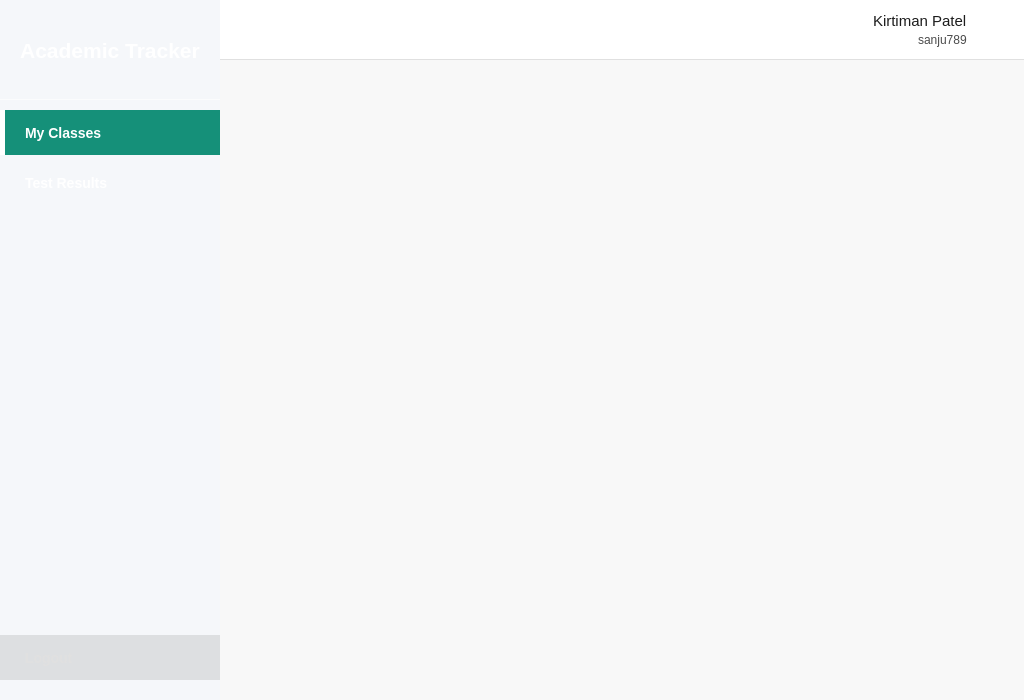
Qt form ui/QTFiles/home.ui (fizzycoding/Attendance-Management-System--College) before a commit.
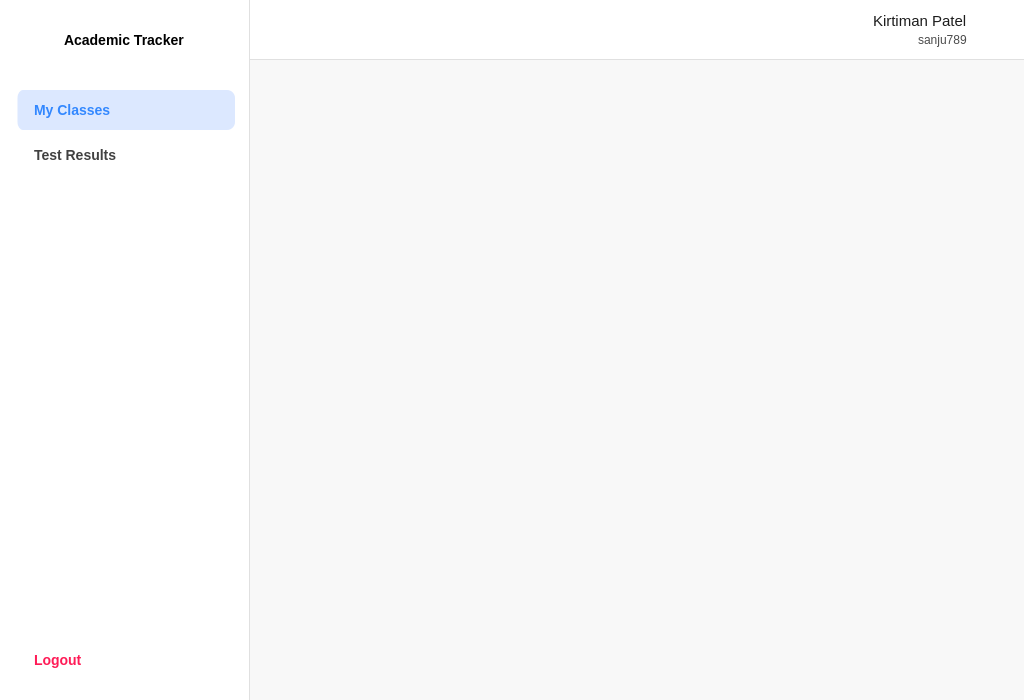
The same form after that commit. The open tabs and pages were chosen to show the change. Icons and pictures are not drawn.

```diff
--- a/ui/QTFiles/home.ui
+++ b/ui/QTFiles/home.ui
@@ -50,42 +50,39 @@
      </property>
      <property name="maximumSize">
       <size>
-       <width>220</width>
+       <width>250</width>
        <height>16777215</height>
       </size>
      </property>
      <property name="styleSheet">
       <string notr="true">#sidebarFrame {
-    background: qlineargradient(
-        x1:0, y1:0,
-        x2:0, y2:1,
-        stop:0 #50d5b7,
-        stop:1 #067d68
-    );
+    background: white;
+    border-right: 1px solid #e0e0e0;
 }
 
 /* Base style for all sidebar buttons */
 QPushButton {
     background-color: transparent;
-    color: white;
+    color: rgb(65, 65, 65);
     text-align: left;
-    padding-left: 20px;
+    padding-left: 14px;
     border: none;
     font-size: 14px;
-    font-weight: 500;
-    height: 45px;
+    font-weight: 600;
+    height: 40px;
     border-left: 5px solid transparent;
 	qproperty-cursor: PointingHandCursor;
+border-radius: 8px
 }
 
 QPushButton:hover {
-    background-color: #159079;
+	color: black
 }
 
 QPushButton:checked {
-    background-color: #159079;
-    border-left: 5px solid #ffffff;
-    font-weight: bold;
+    background-color: rgba(0, 85, 255, 35);
+    font-weight: 700;
+color: #3388FF
 }</string>
      </property>
      <property name="frameShape">
@@ -99,13 +96,13 @@
        <number>0</number>
       </property>
       <property name="leftMargin">
-       <number>0</number>
+       <number>15</number>
       </property>
       <property name="topMargin">
        <number>0</number>
       </property>
       <property name="rightMargin">
-       <number>0</number>
+       <number>15</number>
       </property>
       <property name="bottomMargin">
        <number>20</number>
@@ -115,33 +112,59 @@
         <property name="minimumSize">
          <size>
           <width>0</width>
-          <height>100</height>
+          <height>80</height>
          </size>
         </property>
+        <property name="layoutDirection">
+         <enum>Qt::LayoutDirection::LeftToRight</enum>
+        </property>
         <property name="styleSheet">
          <string notr="true">#logoFrame{
 	background: transparent;
-	border: 1px solid transparent;
-	border-bottom-color: rgba(255, 255, 255, 158)
 }</string>
         </property>
         <layout class="QHBoxLayout" name="horizontalLayout_2">
+         <property name="leftMargin">
+          <number>0</number>
+         </property>
+         <property name="topMargin">
+          <number>0</number>
+         </property>
+         <property name="rightMargin">
+          <number>0</number>
+         </property>
+         <property name="bottomMargin">
+          <number>0</number>
+         </property>
          <item>
-          <widget class="QLabel" name="appTitle">
-           <property name="font">
-            <font>
-             <pointsize>16</pointsize>
-             <bold>true</bold>
-            </font>
+          <widget class="QPushButton" name="pushButton">
+           <property name="sizePolicy">
+            <sizepolicy hsizetype="Fixed" vsizetype="Fixed">
+             <horstretch>0</horstretch>
+             <verstretch>0</verstretch>
+            </sizepolicy>
+           </property>
+           <property name="layoutDirection">
+            <enum>Qt::LayoutDirection::LeftToRight</enum>
            </property>
            <property name="styleSheet">
-            <string notr="true">color: white;</string>
+            <string notr="true">color: rgb(0, 0, 0);
+font: 700 15pt &quot;Segoe UI&quot;;
+border: none;
+   padding-left: 0px;</string>
            </property>
            <property name="text">
             <string>Academic Tracker</string>
            </property>
-           <property name="alignment">
-            <set>Qt::AlignmentFlag::AlignCenter</set>
+           <property name="icon">
+            <iconset>
+             <normaloff>../../icons/logo.png</normaloff>../../icons/logo.png</iconset>
+           </property>
+           <property name="iconSize">
+            <size>
+             <width>30</width>
+             <height>30</height>
+            </size>
            </property>
           </widget>
          </item>
@@ -151,7 +174,7 @@
       <item>
        <widget class="QStackedWidget" name="sidebarStack">
         <property name="currentIndex">
-         <number>0</number>
+         <number>1</number>
         </property>
         <widget class="QWidget" name="studentPage">
          <layout class="QVBoxLayout" name="verticalLayout_student">
@@ -180,7 +203,8 @@
             </property>
             <property name="icon">
              <iconset>
-              <normaloff>../../icons/class.png</normaloff>../../icons/class.png</iconset>
+              <normaloff>../../icons/class_unchecked.png</normaloff>
+              <activeon>../../icons/class.png</activeon>../../icons/class_unchecked.png</iconset>
             </property>
             <property name="iconSize">
              <size>
@@ -209,12 +233,13 @@
             </property>
             <property name="icon">
              <iconset>
-              <normaloff>../../icons/test_results.png</normaloff>../../icons/test_results.png</iconset>
+              <normaloff>../../icons/test_unchecked.png</normaloff>
+              <activeon>../../icons/test.png</activeon>../../icons/test_unchecked.png</iconset>
             </property>
             <property name="iconSize">
              <size>
-              <width>18</width>
-              <height>18</height>
+              <width>20</width>
+              <height>20</height>
              </size>
             </property>
             <property name="checkable">
@@ -262,12 +287,16 @@
             <property name="cursor">
              <cursorShape>PointingHandCursor</cursorShape>
             </property>
+            <property name="layoutDirection">
+             <enum>Qt::LayoutDirection::LeftToRight</enum>
+            </property>
             <property name="text">
              <string>Dashboard</string>
             </property>
             <property name="icon">
              <iconset>
-              <normaloff>../icons/dashboard.png</normaloff>../icons/dashboard.png</iconset>
+              <normaloff>../../icons/dashboard_unchecked.png</normaloff>
+              <activeon>../../icons/dashboard.png</activeon>../../icons/dashboard_unchecked.png</iconset>
             </property>
             <property name="iconSize">
              <size>
@@ -296,7 +325,8 @@
             </property>
             <property name="icon">
              <iconset>
-              <normaloff>../icons/class.png</normaloff>../icons/class.png</iconset>
+              <normaloff>../../icons/class_unchecked.png</normaloff>
+              <activeon>../../icons/class.png</activeon>../../icons/class_unchecked.png</iconset>
             </property>
             <property name="iconSize">
              <size>
@@ -322,7 +352,8 @@
             </property>
             <property name="icon">
              <iconset>
-              <normaloff>../icons/attendance.png</normaloff>../icons/attendance.png</iconset>
+              <normaloff>../../icons/attendance_unchecked.png</normaloff>
+              <activeon>../../icons/attendance.png</activeon>../../icons/attendance_unchecked.png</iconset>
             </property>
             <property name="iconSize">
              <size>
@@ -348,7 +379,8 @@
             </property>
             <property name="icon">
              <iconset>
-              <normaloff>../icons/test.png</normaloff>../icons/test.png</iconset>
+              <normaloff>../../icons/test_unchecked.png</normaloff>
+              <activeon>../../icons/test.png</activeon>../../icons/test_unchecked.png</iconset>
             </property>
             <property name="iconSize">
              <size>
@@ -380,7 +412,8 @@
             </property>
             <property name="icon">
              <iconset>
-              <normaloff>../icons/reports.png</normaloff>../icons/reports.png</iconset>
+              <normaloff>../../icons/barChart_unchecked.png</normaloff>
+              <activeon>../../icons/barChart.png</activeon>../../icons/barChart_unchecked.png</iconset>
             </property>
             <property name="iconSize">
              <size>
@@ -421,18 +454,22 @@
       </item>
       <item>
        <widget class="QPushButton" name="logoutButton">
+        <property name="sizePolicy">
+         <sizepolicy hsizetype="Preferred" vsizetype="Fixed">
+          <horstretch>0</horstretch>
+          <verstretch>0</verstretch>
+         </sizepolicy>
+        </property>
         <property name="cursor">
          <cursorShape>PointingHandCursor</cursorShape>
         </property>
+        <property name="layoutDirection">
+         <enum>Qt::LayoutDirection::LeftToRight</enum>
+        </property>
         <property name="styleSheet">
          <string notr="true">
 QPushButton {
-    background-color: rgba(0,0,0,0.1);
-    color: #e0e0e0;
-}
-QPushButton:hover {
-    background-color: #c0392b; /* Red for logout */
-    color: white;
+    color: #ff1c57;
 }
 </string>
         </property>
@@ -441,7 +478,7 @@
         </property>
         <property name="icon">
          <iconset>
-          <normaloff>../icons/logout.png</normaloff>../icons/logout.png</iconset>
+          <normaloff>../../icons/logout.png</normaloff>../../icons/logout.png</iconset>
         </property>
         <property name="iconSize">
          <size>
```
